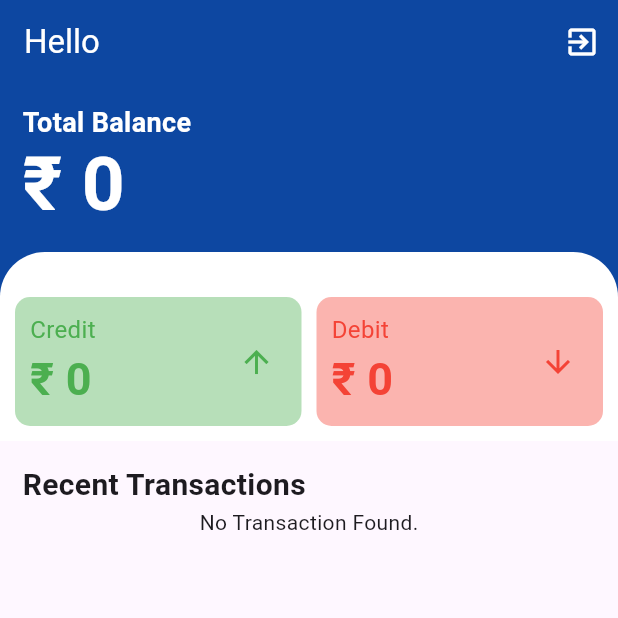
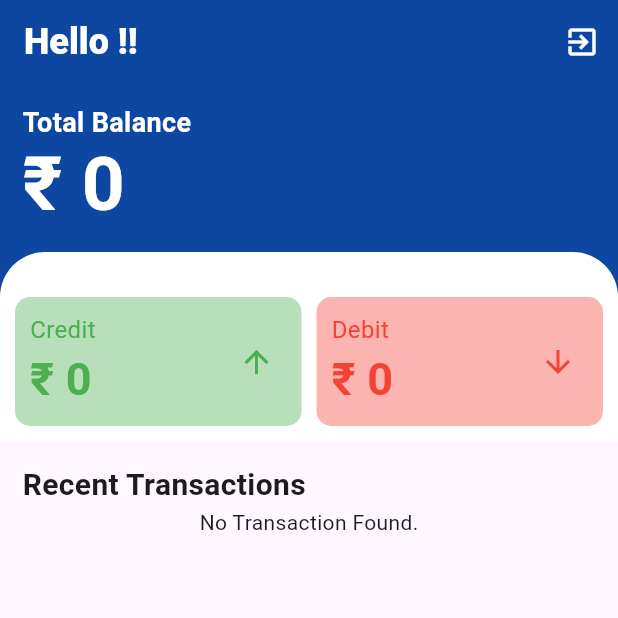
Before and after one commit to RishabhKumar2201/Expense-Tracer-App, a Flutter app: the screen it shows once a user with an empty profile is signed in, on a phone screen of 412 x 824 dp, the top half of it. Run offline on Flutter 3.47's test engine with Material 3 defaults, Android fonts, the phone set to English and light mode, and no system bars; our stand-ins replace cloud_firestore, firebase_auth, firebase_core, font_awesome_flutter; accounts and stored records are empty.

Commit message:
Final Commit(Initiall)

```diff
--- a/lib/screens/home_screen.dart
+++ b/lib/screens/home_screen.dart
@@ -56,9 +56,11 @@ class _HomeScreenState extends State<HomeScreen> {
       ),
       appBar: AppBar(
         backgroundColor: Colors.blue.shade900,
-        title: Text(
-          "Hello",
-          style: TextStyle(color: Colors.white),
+        title:
+        Text("Hello !!",
+          style: TextStyle(color: Colors.white,
+          fontWeight: FontWeight.w800,
+          fontSize: 24),
         ),
         actions: [
           IconButton(
```
